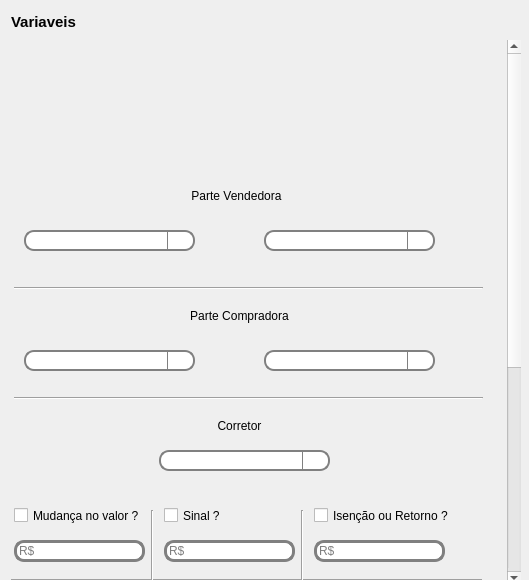
Before: the Qt Designer form front/ui/pages/compra_venda/compra_venda.ui in tiagodsg1/gerador_contratos, drawn with Qt 5.
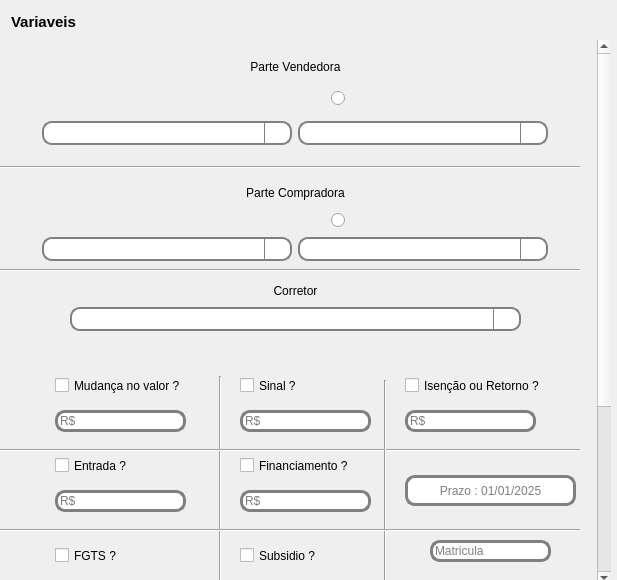
After: the same form once the commit is applied. Icons and pictures are not drawn.

What changed in the file:
```diff
--- a/front/ui/pages/compra_venda/compra_venda.ui
+++ b/front/ui/pages/compra_venda/compra_venda.ui
@@ -6,7 +6,7 @@
    <rect>
     <x>0</x>
     <y>0</y>
-    <width>529</width>
+    <width>617</width>
     <height>580</height>
    </rect>
   </property>
@@ -22,6 +22,9 @@
 QComboBox{
 	border: 2px solid gray;
 	border-radius: 10px;
+	padding-left: 6px;
+	padding-bottom: 2px;
+	padding-top: 2px;
 }
 
 QComboBox::drop-down{
@@ -69,7 +72,7 @@
     <rect>
      <x>-10</x>
      <y>40</y>
-     <width>531</width>
+     <width>621</width>
      <height>545</height>
     </rect>
    </property>
@@ -104,26 +107,32 @@
     <property name="geometry">
      <rect>
       <x>0</x>
-      <y>-355</y>
-      <width>508</width>
-      <height>900</height>
+      <y>0</y>
+      <width>600</width>
+      <height>800</height>
      </rect>
     </property>
     <property name="minimumSize">
      <size>
       <width>0</width>
-      <height>900</height>
+      <height>800</height>
      </size>
     </property>
     <property name="maximumSize">
      <size>
-      <width>508</width>
+      <width>600</width>
       <height>549</height>
      </size>
     </property>
-    <layout class="QVBoxLayout" name="verticalLayout">
-     <item>
       <widget class="QWidget" name="widget" native="true">
+     <property name="geometry">
+      <rect>
+       <x>10</x>
+       <y>0</y>
+       <width>580</width>
+       <height>800</height>
+      </rect>
+     </property>
        <property name="sizePolicy">
         <sizepolicy hsizetype="Maximum" vsizetype="Preferred">
          <horstretch>0</horstretch>
@@ -132,49 +141,23 @@
        </property>
        <property name="minimumSize">
         <size>
-         <width>511</width>
-         <height>800</height>
+       <width>580</width>
+       <height>600</height>
         </size>
        </property>
        <property name="maximumSize">
         <size>
          <width>511</width>
-         <height>640</height>
-        </size>
-       </property>
-       <widget class="QComboBox" name="comboBox_3">
-        <property name="geometry">
-         <rect>
-          <x>160</x>
-          <y>280</y>
-          <width>171</width>
-          <height>21</height>
-         </rect>
-        </property>
-       </widget>
-       <widget class="QLabel" name="label_3">
-        <property name="geometry">
-         <rect>
-          <x>180</x>
-          <y>130</y>
-          <width>121</width>
-          <height>31</height>
-         </rect>
-        </property>
-        <property name="text">
-         <string>Parte Compradora</string>
-        </property>
-        <property name="alignment">
-         <set>Qt::AlignCenter</set>
-        </property>
-       </widget>
+       <height>800</height>
+      </size>
+     </property>
        <widget class="Line" name="line_6">
         <property name="geometry">
          <rect>
-          <x>15</x>
+        <x>-22</x>
           <y>220</y>
-          <width>469</width>
-          <height>16</height>
+        <width>651</width>
+        <height>21</height>
          </rect>
         </property>
         <property name="orientation">
@@ -207,52 +190,10 @@
          <enum>Qt::Horizontal</enum>
         </property>
        </widget>
-       <widget class="QPushButton" name="pushButton_2">
-        <property name="geometry">
-         <rect>
-          <x>335</x>
-          <y>170</y>
-          <width>41</width>
-          <height>41</height>
-         </rect>
-        </property>
-        <property name="cursor">
-         <cursorShape>PointingHandCursor</cursorShape>
-        </property>
-        <property name="text">
-         <string/>
-        </property>
-        <property name="icon">
-         <iconset resource="../../../static/resource.qrc">
-          <normaloff>:/icons/icons/1491254405-plusaddmoredetail_82972.png</normaloff>:/icons/icons/1491254405-plusaddmoredetail_82972.png</iconset>
-        </property>
-        <property name="iconSize">
-         <size>
-          <width>30</width>
-          <height>30</height>
-         </size>
-        </property>
-       </widget>
-       <widget class="QLabel" name="label_2">
-        <property name="geometry">
-         <rect>
-          <x>182</x>
-          <y>10</y>
-          <width>111</width>
-          <height>31</height>
-         </rect>
-        </property>
-        <property name="text">
-         <string>Parte Vendedora</string>
-        </property>
-        <property name="alignment">
-         <set>Qt::AlignCenter</set>
-        </property>
-       </widget>
        <widget class="QCheckBox" name="checkBox_2">
         <property name="geometry">
          <rect>
-          <x>165</x>
+        <x>240</x>
           <y>330</y>
           <width>71</width>
           <height>31</height>
@@ -265,9 +206,9 @@
        <widget class="Line" name="line_2">
         <property name="geometry">
          <rect>
-          <x>12</x>
+        <x>-13</x>
           <y>400</y>
-          <width>471</width>
+        <width>601</width>
           <height>20</height>
          </rect>
         </property>
@@ -275,36 +216,10 @@
          <enum>Qt::Horizontal</enum>
         </property>
        </widget>
-       <widget class="QPushButton" name="pushButton">
-        <property name="geometry">
-         <rect>
-          <x>335</x>
-          <y>50</y>
-          <width>41</width>
-          <height>41</height>
-         </rect>
-        </property>
-        <property name="cursor">
-         <cursorShape>PointingHandCursor</cursorShape>
-        </property>
-        <property name="text">
-         <string/>
-        </property>
-        <property name="icon">
-         <iconset resource="../../../static/resource.qrc">
-          <normaloff>:/icons/icons/1491254405-plusaddmoredetail_82972.png</normaloff>:/icons/icons/1491254405-plusaddmoredetail_82972.png</iconset>
-        </property>
-        <property name="iconSize">
-         <size>
-          <width>30</width>
-          <height>30</height>
-         </size>
-        </property>
-       </widget>
        <widget class="QCheckBox" name="checkBox_3">
         <property name="geometry">
          <rect>
-          <x>15</x>
+        <x>55</x>
           <y>410</y>
           <width>101</width>
           <height>31</height>
@@ -317,7 +232,7 @@
        <widget class="QLineEdit" name="lineEdit_8">
         <property name="geometry">
          <rect>
-          <x>315</x>
+        <x>405</x>
           <y>435</y>
           <width>171</width>
           <height>31</height>
@@ -333,7 +248,7 @@
        <widget class="QCheckBox" name="checkBox">
         <property name="geometry">
          <rect>
-          <x>15</x>
+        <x>55</x>
           <y>330</y>
           <width>151</width>
           <height>31</height>
@@ -346,7 +261,7 @@
        <widget class="QLineEdit" name="lineEdit">
         <property name="geometry">
          <rect>
-          <x>15</x>
+        <x>55</x>
           <y>370</y>
           <width>131</width>
           <height>22</height>
@@ -356,16 +271,6 @@
          <string>R$ </string>
         </property>
        </widget>
-       <widget class="QComboBox" name="comboBox_2">
-        <property name="geometry">
-         <rect>
-          <x>25</x>
-          <y>180</y>
-          <width>171</width>
-          <height>21</height>
-         </rect>
-        </property>
-       </widget>
        <widget class="QLineEdit" name="lineEdit_5">
         <property name="geometry">
          <rect>
@@ -382,7 +287,7 @@
        <widget class="QLineEdit" name="lineEdit_2">
         <property name="geometry">
          <rect>
-          <x>165</x>
+        <x>240</x>
           <y>370</y>
           <width>131</width>
           <height>22</height>
@@ -395,7 +300,7 @@
        <widget class="QLineEdit" name="lineEdit_4">
         <property name="geometry">
          <rect>
-          <x>165</x>
+        <x>240</x>
           <y>450</y>
           <width>131</width>
           <height>22</height>
@@ -408,10 +313,10 @@
        <widget class="Line" name="line_7">
         <property name="geometry">
          <rect>
-          <x>295</x>
+        <x>370</x>
           <y>340</y>
-          <width>16</width>
-          <height>291</height>
+        <width>31</width>
+        <height>371</height>
          </rect>
         </property>
         <property name="orientation">
@@ -421,7 +326,7 @@
        <widget class="QCheckBox" name="checkBox_6">
         <property name="geometry">
          <rect>
-          <x>165</x>
+        <x>240</x>
           <y>500</y>
           <width>151</width>
           <height>31</height>
@@ -434,7 +339,7 @@
        <widget class="QCheckBox" name="checkBox_7">
         <property name="geometry">
          <rect>
-          <x>315</x>
+        <x>405</x>
           <y>330</y>
           <width>151</width>
           <height>31</height>
@@ -450,46 +355,10 @@
          <string>Isenção ou Retorno ?</string>
         </property>
        </widget>
-       <widget class="QComboBox" name="comboBox_4">
-        <property name="geometry">
-         <rect>
-          <x>265</x>
-          <y>60</y>
-          <width>171</width>
-          <height>21</height>
-         </rect>
-        </property>
-       </widget>
-       <widget class="QLabel" name="label_4">
-        <property name="geometry">
-         <rect>
-          <x>190</x>
-          <y>240</y>
-          <width>101</width>
-          <height>31</height>
-         </rect>
-        </property>
-        <property name="text">
-         <string>Corretor</string>
-        </property>
-        <property name="alignment">
-         <set>Qt::AlignCenter</set>
-        </property>
-       </widget>
-       <widget class="QComboBox" name="comboBox_5">
-        <property name="geometry">
-         <rect>
-          <x>265</x>
-          <y>180</y>
-          <width>171</width>
-          <height>21</height>
-         </rect>
-        </property>
-       </widget>
        <widget class="QCheckBox" name="checkBox_5">
         <property name="geometry">
          <rect>
-          <x>15</x>
+        <x>55</x>
           <y>500</y>
           <width>151</width>
           <height>31</height>
@@ -515,7 +384,7 @@
        <widget class="QCheckBox" name="checkBox_4">
         <property name="geometry">
          <rect>
-          <x>165</x>
+        <x>240</x>
           <y>410</y>
           <width>151</width>
           <height>31</height>
@@ -528,7 +397,7 @@
        <widget class="QLineEdit" name="lineEdit_7">
         <property name="geometry">
          <rect>
-          <x>315</x>
+        <x>405</x>
           <y>370</y>
           <width>131</width>
           <height>22</height>
@@ -541,7 +410,7 @@
        <widget class="QLineEdit" name="lineEdit_3">
         <property name="geometry">
          <rect>
-          <x>15</x>
+        <x>55</x>
           <y>450</y>
           <width>131</width>
           <height>22</height>
@@ -551,25 +420,12 @@
          <string>R$ </string>
         </property>
        </widget>
-       <widget class="Line" name="line_5">
-        <property name="geometry">
-         <rect>
-          <x>15</x>
-          <y>110</y>
-          <width>469</width>
-          <height>16</height>
-         </rect>
-        </property>
-        <property name="orientation">
-         <enum>Qt::Horizontal</enum>
-        </property>
-       </widget>
        <widget class="Line" name="line_3">
         <property name="geometry">
          <rect>
-          <x>15</x>
+        <x>0</x>
           <y>480</y>
-          <width>471</width>
+        <width>581</width>
           <height>20</height>
          </rect>
         </property>
@@ -577,23 +433,13 @@
          <enum>Qt::Horizontal</enum>
         </property>
        </widget>
-       <widget class="QComboBox" name="comboBox">
-        <property name="geometry">
-         <rect>
-          <x>25</x>
-          <y>60</y>
-          <width>171</width>
-          <height>21</height>
-         </rect>
-        </property>
-       </widget>
        <widget class="Line" name="line">
         <property name="geometry">
          <rect>
-          <x>145</x>
-          <y>340</y>
-          <width>16</width>
-          <height>261</height>
+        <x>205</x>
+        <y>336</y>
+        <width>31</width>
+        <height>241</height>
          </rect>
         </property>
         <property name="orientation">
@@ -616,7 +462,7 @@
        <widget class="QLineEdit" name="lineEdit_11">
         <property name="geometry">
          <rect>
-          <x>340</x>
+        <x>430</x>
           <y>500</y>
           <width>121</width>
           <height>22</height>
@@ -689,8 +535,346 @@
          <string>Antes da escritura Pública ?</string>
         </property>
        </widget>
-       <zorder>comboBox_3</zorder>
-       <zorder>label_3</zorder>
+     <widget class="QWidget" name="layoutWidget">
+      <property name="geometry">
+       <rect>
+        <x>70</x>
+        <y>240</y>
+        <width>451</width>
+        <height>51</height>
+       </rect>
+      </property>
+      <layout class="QVBoxLayout" name="verticalLayout">
+       <item>
+        <widget class="QLabel" name="label_4">
+         <property name="text">
+          <string>Corretor</string>
+         </property>
+         <property name="alignment">
+          <set>Qt::AlignCenter</set>
+         </property>
+        </widget>
+       </item>
+       <item>
+        <widget class="QComboBox" name="comboBox_3"/>
+       </item>
+      </layout>
+     </widget>
+     <widget class="Line" name="line_5">
+      <property name="geometry">
+       <rect>
+        <x>-9</x>
+        <y>119</y>
+        <width>600</width>
+        <height>16</height>
+       </rect>
+      </property>
+      <property name="minimumSize">
+       <size>
+        <width>600</width>
+        <height>0</height>
+       </size>
+      </property>
+      <property name="orientation">
+       <enum>Qt::Horizontal</enum>
+      </property>
+     </widget>
+     <widget class="QWidget" name="">
+      <property name="geometry">
+       <rect>
+        <x>30</x>
+        <y>140</y>
+        <width>531</width>
+        <height>83</height>
+       </rect>
+      </property>
+      <layout class="QVBoxLayout" name="verticalLayout_3">
+       <item>
+        <widget class="QLabel" name="label_3">
+         <property name="text">
+          <string>Parte Compradora</string>
+         </property>
+         <property name="alignment">
+          <set>Qt::AlignCenter</set>
+         </property>
+        </widget>
+       </item>
+       <item>
+        <layout class="QVBoxLayout" name="verticalLayout_2">
+         <item>
+          <layout class="QHBoxLayout" name="horizontalLayout_4">
+           <item>
+            <spacer name="horizontalSpacer_7">
+             <property name="orientation">
+              <enum>Qt::Horizontal</enum>
+             </property>
+             <property name="sizeHint" stdset="0">
+              <size>
+               <width>139</width>
+               <height>17</height>
+              </size>
+             </property>
+            </spacer>
+           </item>
+           <item>
+            <spacer name="horizontalSpacer_8">
+             <property name="orientation">
+              <enum>Qt::Horizontal</enum>
+             </property>
+             <property name="sizeHint" stdset="0">
+              <size>
+               <width>139</width>
+               <height>17</height>
+              </size>
+             </property>
+            </spacer>
+           </item>
+           <item>
+            <widget class="QRadioButton" name="radioButton_2">
+             <property name="minimumSize">
+              <size>
+               <width>80</width>
+               <height>0</height>
+              </size>
+             </property>
+             <property name="text">
+              <string/>
+             </property>
+            </widget>
+           </item>
+           <item>
+            <spacer name="horizontalSpacer_6">
+             <property name="orientation">
+              <enum>Qt::Horizontal</enum>
+             </property>
+             <property name="sizeHint" stdset="0">
+              <size>
+               <width>139</width>
+               <height>17</height>
+              </size>
+             </property>
+            </spacer>
+           </item>
+          </layout>
+         </item>
+         <item>
+          <layout class="QHBoxLayout" name="horizontalLayout_2">
+           <item>
+            <spacer name="horizontalSpacer_9">
+             <property name="orientation">
+              <enum>Qt::Horizontal</enum>
+             </property>
+             <property name="sizeHint" stdset="0">
+              <size>
+               <width>40</width>
+               <height>20</height>
+              </size>
+             </property>
+            </spacer>
+           </item>
+           <item>
+            <widget class="QComboBox" name="comboBox_2">
+             <property name="minimumSize">
+              <size>
+               <width>250</width>
+               <height>0</height>
+              </size>
+             </property>
+            </widget>
+           </item>
+           <item>
+            <spacer name="horizontalSpacer_2">
+             <property name="orientation">
+              <enum>Qt::Horizontal</enum>
+             </property>
+             <property name="sizeHint" stdset="0">
+              <size>
+               <width>13</width>
+               <height>28</height>
+              </size>
+             </property>
+            </spacer>
+           </item>
+           <item>
+            <widget class="QComboBox" name="comboBox_5">
+             <property name="enabled">
+              <bool>false</bool>
+             </property>
+             <property name="minimumSize">
+              <size>
+               <width>250</width>
+               <height>0</height>
+              </size>
+             </property>
+            </widget>
+           </item>
+           <item>
+            <spacer name="horizontalSpacer_10">
+             <property name="orientation">
+              <enum>Qt::Horizontal</enum>
+             </property>
+             <property name="sizeHint" stdset="0">
+              <size>
+               <width>40</width>
+               <height>20</height>
+              </size>
+             </property>
+            </spacer>
+           </item>
+          </layout>
+         </item>
+        </layout>
+       </item>
+      </layout>
+     </widget>
+     <widget class="QWidget" name="">
+      <property name="geometry">
+       <rect>
+        <x>30</x>
+        <y>10</y>
+        <width>531</width>
+        <height>101</height>
+       </rect>
+      </property>
+      <layout class="QVBoxLayout" name="verticalLayout_4">
+       <item>
+        <widget class="QLabel" name="label_2">
+         <property name="text">
+          <string>Parte Vendedora</string>
+         </property>
+         <property name="alignment">
+          <set>Qt::AlignCenter</set>
+         </property>
+        </widget>
+       </item>
+       <item>
+        <layout class="QHBoxLayout" name="horizontalLayout_3">
+         <item>
+          <spacer name="horizontalSpacer_3">
+           <property name="orientation">
+            <enum>Qt::Horizontal</enum>
+           </property>
+           <property name="sizeHint" stdset="0">
+            <size>
+             <width>40</width>
+             <height>20</height>
+            </size>
+           </property>
+          </spacer>
+         </item>
+         <item>
+          <spacer name="horizontalSpacer_5">
+           <property name="orientation">
+            <enum>Qt::Horizontal</enum>
+           </property>
+           <property name="sizeHint" stdset="0">
+            <size>
+             <width>40</width>
+             <height>20</height>
+            </size>
+           </property>
+          </spacer>
+         </item>
+         <item>
+          <widget class="QRadioButton" name="radioButton">
+           <property name="minimumSize">
+            <size>
+             <width>80</width>
+             <height>0</height>
+            </size>
+           </property>
+           <property name="text">
+            <string/>
+           </property>
+          </widget>
+         </item>
+         <item>
+          <spacer name="horizontalSpacer_4">
+           <property name="orientation">
+            <enum>Qt::Horizontal</enum>
+           </property>
+           <property name="sizeHint" stdset="0">
+            <size>
+             <width>40</width>
+             <height>20</height>
+            </size>
+           </property>
+          </spacer>
+         </item>
+        </layout>
+       </item>
+       <item>
+        <layout class="QHBoxLayout" name="horizontalLayout">
+         <item>
+          <spacer name="horizontalSpacer_11">
+           <property name="orientation">
+            <enum>Qt::Horizontal</enum>
+           </property>
+           <property name="sizeHint" stdset="0">
+            <size>
+             <width>40</width>
+             <height>20</height>
+            </size>
+           </property>
+          </spacer>
+         </item>
+         <item>
+          <widget class="QComboBox" name="comboBox">
+           <property name="minimumSize">
+            <size>
+             <width>250</width>
+             <height>0</height>
+            </size>
+           </property>
+          </widget>
+         </item>
+         <item>
+          <spacer name="horizontalSpacer">
+           <property name="orientation">
+            <enum>Qt::Horizontal</enum>
+           </property>
+           <property name="sizeHint" stdset="0">
+            <size>
+             <width>13</width>
+             <height>36</height>
+            </size>
+           </property>
+          </spacer>
+         </item>
+         <item>
+          <widget class="QComboBox" name="comboBox_4">
+           <property name="enabled">
+            <bool>false</bool>
+           </property>
+           <property name="minimumSize">
+            <size>
+             <width>250</width>
+             <height>0</height>
+            </size>
+           </property>
+          </widget>
+         </item>
+         <item>
+          <spacer name="horizontalSpacer_12">
+           <property name="orientation">
+            <enum>Qt::Horizontal</enum>
+           </property>
+           <property name="sizeHint" stdset="0">
+            <size>
+             <width>40</width>
+             <height>20</height>
+            </size>
+           </property>
+          </spacer>
+         </item>
+        </layout>
+       </item>
+      </layout>
+     </widget>
+     <zorder>layoutWidget</zorder>
+     <zorder>layoutWidget</zorder>
+     <zorder>line_4</zorder>
+     <zorder>line</zorder>
        <zorder>line_6</zorder>
        <zorder>lineEdit_6</zorder>
        <zorder>line_4</zorder>
@@ -728,9 +912,9 @@
        <zorder>line_8</zorder>
        <zorder>textEdit</zorder>
        <zorder>checkBox_16</zorder>
-      </widget>
-     </item>
-    </layout>
+     <zorder>horizontalSpacer_9</zorder>
+     <zorder>horizontalSpacer_10</zorder>
+    </widget>
    </widget>
   </widget>
  </widget>
```
Left out of the diff: 41 changed lines with no effect on the pictures. Lines whose indentation alone changed are shown as unchanged.
